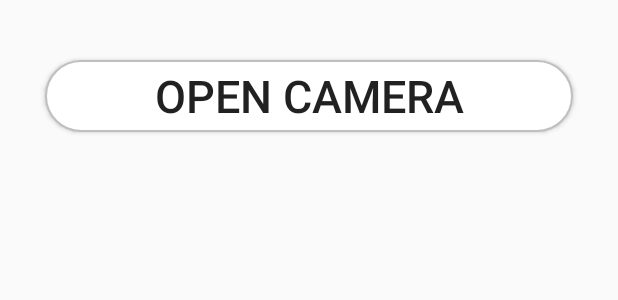
After one commit to bobsira/SAWA, an Android app: the layout fragment_photo.xml on its own in the app's theme, with its tools: preview values and no code run, on a phone screen of 412 x 824 dp. The commit adds this screen. Shown: the top 300 px of the screen. Run offline under Robolectric (Android 15) with nearby library versions, the phone set to English and light mode, and no system bars.

Commit message:
Setup Gallery and Photo Fragments

```diff
--- /dev/null
+++ b/app/src/main/res/layout/fragment_photo.xml
@@ -0,0 +1,18 @@
+<?xml version="1.0" encoding="utf-8"?>
+<RelativeLayout xmlns:android="http://schemas.android.com/apk/res/android"
+    android:layout_width="match_parent"
+    android:layout_height="match_parent">
+
+    <Button
+        android:layout_width="match_parent"
+        android:layout_height="wrap_content"
+        android:layout_centerHorizontal="true"
+        android:textSize="30sp"
+        android:text="@string/string_open_camera"
+        android:layout_marginTop="40dp"
+        android:layout_marginRight="30dp"
+        android:layout_marginLeft="30dp"
+        android:background="@drawable/white_rounded_button"
+        android:id="@+id/btnLaunchCamera"/>
+
+</RelativeLayout>
--- a/app/src/main/res/values/strings.xml
+++ b/app/src/main/res/values/strings.xml
@@ -25,4 +25,5 @@
     <!-- strings -->
     <string name="gallery">GALLERY</string>
     <string name="photo">PHOTO</string>
+    <string name="string_open_camera">Open Camera</string>
 </resources>
```
Also changed, not shown: app/src/main/java/com/mtusawa/Share/GalleryFragment.java (added, +27 -0 lines), app/src/main/java/com/mtusawa/Share/PhotoFragment.java (added, +27 -0 lines), app/src/main/java/com/mtusawa/Share/ShareActivity.java (+12 -12 lines), app/src/main/res/layout/fragment_gallery.xml (added, +61 -0 lines).
